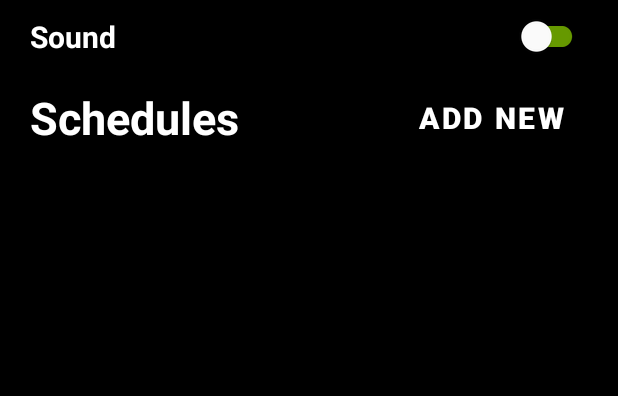
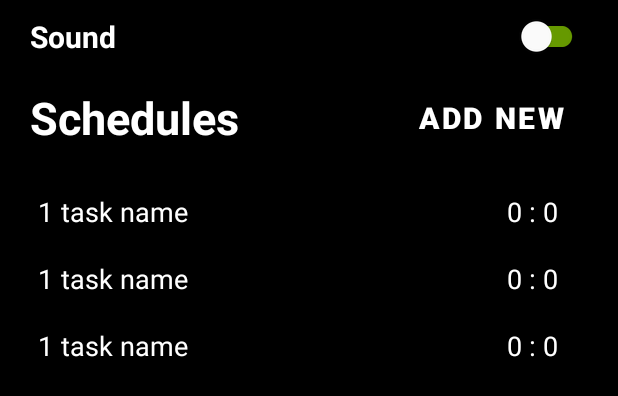
Before and after one commit to Vcky4/Time_Countdown, an Android app: the layout menu_option.xml on its own in the app's theme, with its tools: preview values and no code run, on a phone screen of 412 x 824 dp. Shown: the top 396 px of the screen. Run offline under Robolectric (Android 15) with nearby library versions, the light colour scheme and no system bars.

Commit message:
feet - recycler item

```diff
--- a/app/src/main/res/layout/menu_option.xml
+++ b/app/src/main/res/layout/menu_option.xml
@@ -58,7 +58,8 @@
         android:layout_width="match_parent"
         android:layout_height="wrap_content"
         app:layout_constraintTop_toBottomOf="@id/schedules"
-        android:padding="10dp"/>
+        android:padding="10dp"
+        tools:listitem="@layout/schedule_item"/>
 
 <!--    <TextView-->
 <!--        android:id="@+id/text"-->
--- /dev/null
+++ b/app/src/main/res/layout/schedule_item.xml
@@ -0,0 +1,43 @@
+<?xml version="1.0" encoding="utf-8"?>
+<androidx.constraintlayout.widget.ConstraintLayout xmlns:android="http://schemas.android.com/apk/res/android"
+    xmlns:tools="http://schemas.android.com/tools"
+    android:layout_width="match_parent"
+    android:layout_height="wrap_content"
+    xmlns:app="http://schemas.android.com/apk/res-auto"
+    android:background="@android:color/background_dark"
+    android:padding="10dp"
+    tools:ignore="HardcodedText">
+
+    <com.google.android.material.textview.MaterialTextView
+        android:id="@+id/serial"
+        android:layout_width="wrap_content"
+        android:layout_height="wrap_content"
+        android:text="1"
+        android:textColor="@color/white"
+        android:textSize="18sp"
+        app:layout_constraintStart_toStartOf="parent"
+        app:layout_constraintTop_toTopOf="parent"
+        android:paddingHorizontal="5dp"
+        android:layout_marginEnd="10dp"
+        />
+    <com.google.android.material.textview.MaterialTextView
+        android:id="@+id/task_name"
+        android:layout_width="wrap_content"
+        android:layout_height="wrap_content"
+        android:text="task name"
+        android:textColor="@color/white"
+        android:textSize="18sp"
+        app:layout_constraintStart_toEndOf="@id/serial"
+        app:layout_constraintTop_toTopOf="parent"
+        />
+    <TextView
+        android:layout_width="wrap_content"
+        android:layout_height="wrap_content"
+        app:layout_constraintTop_toTopOf="parent"
+        android:text="0 : 0"
+        android:textColor="@color/white"
+        android:textSize="18sp"
+        android:paddingHorizontal="20dp"
+        app:layout_constraintEnd_toEndOf="parent"/>
+
+</androidx.constraintlayout.widget.ConstraintLayout>
```
